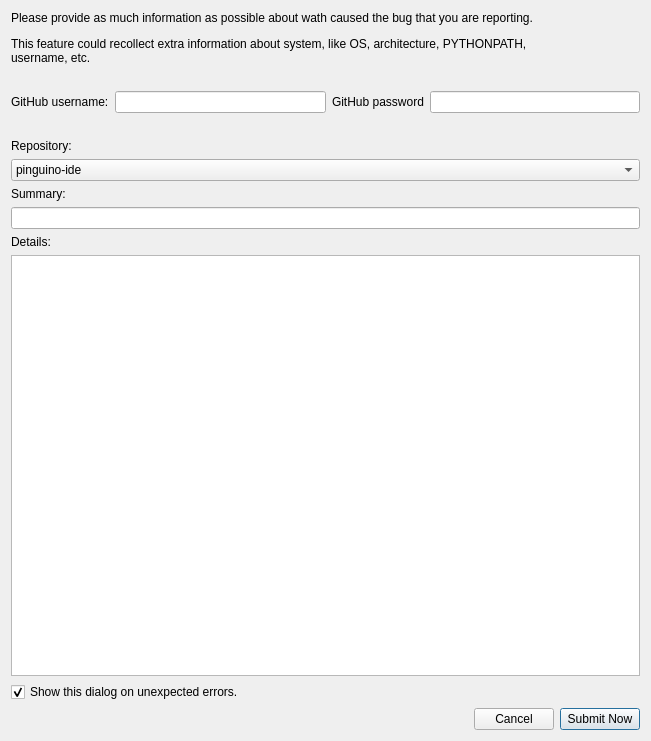
The window that pinguino/qtgui/frames/submit_bug.ui (PinguinoIDE/pinguino-ide) describes before a commit, drawn with Qt 5.
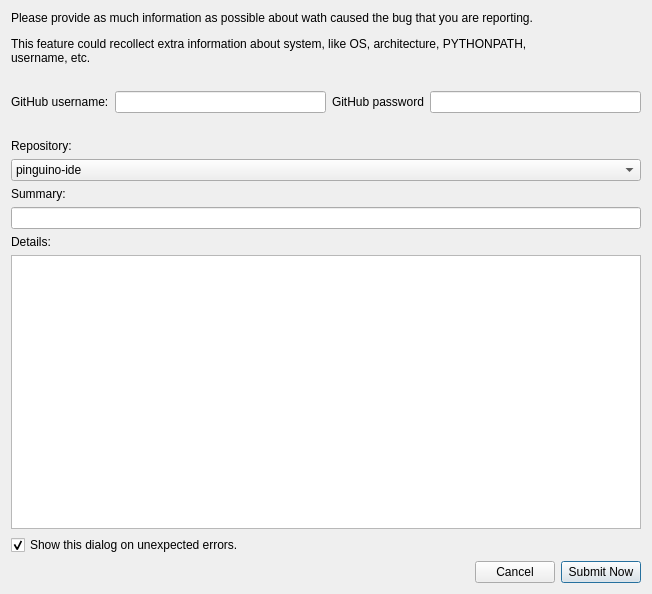
The same window after the commit.

What changed in the file:
```diff
--- a/pinguino/qtgui/frames/submit_bug.ui
+++ b/pinguino/qtgui/frames/submit_bug.ui
@@ -6,8 +6,8 @@
    <rect>
     <x>0</x>
     <y>0</y>
-    <width>651</width>
-    <height>741</height>
+    <width>652</width>
+    <height>594</height>
    </rect>
   </property>
   <property name="windowTitle">
```
